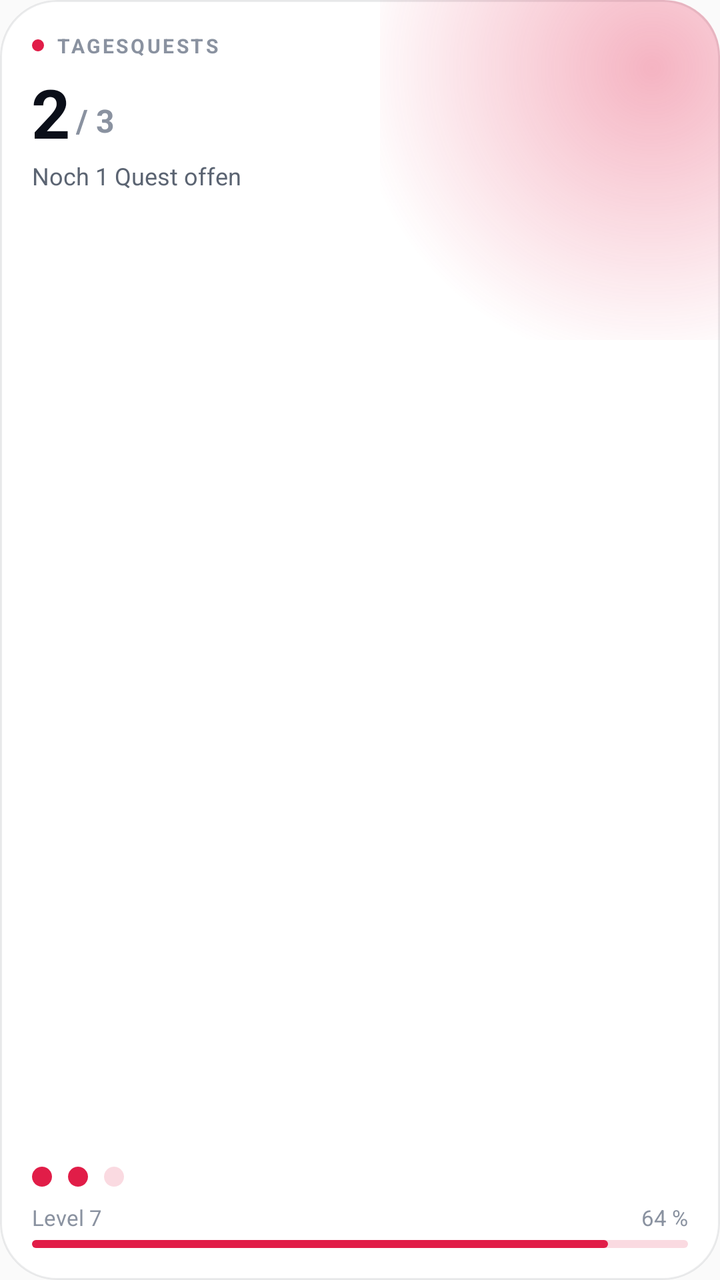
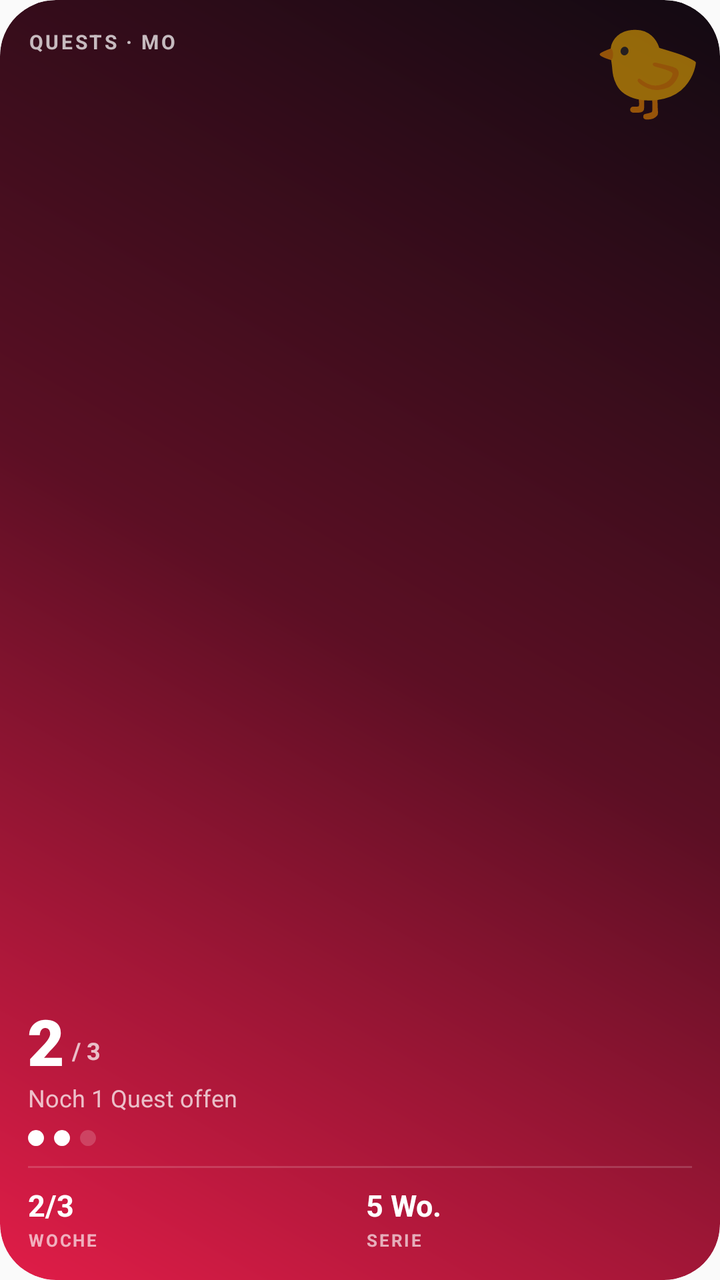

Screens rendered from an Android XML layout before and after an edit, with the pre-edit source and the edit as a unified diff.
<!-- AndroidManifest.xml: application theme AppTheme -->
<!-- res/layout/widget_quests.xml -->
<?xml version="1.0" encoding="utf-8"?>
<FrameLayout xmlns:android="http://schemas.android.com/apk/res/android"
    android:id="@android:id/background"
    style="@style/WidgetFb.Card">

    <ImageView android:id="@+id/glow" style="@style/WidgetFb.Glow" />

    <include
        android:id="@+id/empty"
        layout="@layout/widget_empty"
        android:visibility="gone" />

    <LinearLayout
        android:id="@+id/content"
        style="@style/WidgetFb.Content">

        <LinearLayout
            android:layout_width="match_parent"
            android:layout_height="wrap_content"
            android:gravity="center_vertical"
            android:orientation="horizontal">

            <ImageView android:id="@+id/dot" style="@style/WidgetFb.Dot" />

            <TextView
                android:id="@+id/overline"
                style="@style/WidgetFb.Overline"
                android:text="Tagesquests" />
        </LinearLayout>

        <LinearLayout
            android:layout_width="match_parent"
            android:layout_height="wrap_content"
            android:layout_marginTop="8dp"
            android:gravity="bottom"
            android:orientation="horizontal">

            <TextView
                android:id="@+id/done"
                style="@style/WidgetFb.Number"
                android:text="2"
                android:textSize="34sp" />

            <TextView
                android:id="@+id/total"
                style="@style/WidgetFb.Muted"
                android:layout_marginStart="3dp"
                android:layout_marginBottom="3dp"
                android:text="/ 3"
                android:textSize="16sp"
                android:textStyle="bold" />
        </LinearLayout>

        <TextView
            android:id="@+id/hint"
            style="@style/WidgetFb.Body"
            android:layout_width="match_parent"
            android:layout_marginTop="2dp"
            android:text="Noch 1 Quest offen" />

        <FrameLayout style="@style/WidgetFb.Fill" />

        <ImageView
            android:id="@+id/dots"
            android:layout_width="match_parent"
            android:layout_height="10dp"
            android:importantForAccessibility="no"
            android:scaleType="fitStart"
            android:src="@drawable/widget_dots_preview" />

        <LinearLayout
            android:layout_width="match_parent"
            android:layout_height="wrap_content"
            android:layout_marginTop="8dp"
            android:gravity="center_vertical"
            android:orientation="horizontal">

            <TextView
                android:id="@+id/level"
                style="@style/WidgetFb.Muted"
                android:layout_width="0dp"
                android:layout_weight="1"
                android:text="Level 7" />

            <TextView
                android:id="@+id/level_pct"
                style="@style/WidgetFb.Muted"
                android:fontFeatureSettings="tnum"
                android:text="64 %" />
        </LinearLayout>

        <ImageView
            android:id="@+id/level_bar"
            style="@style/WidgetFb.Bar"
            android:layout_height="4dp"
            android:layout_marginTop="4dp" />
    </LinearLayout>
</FrameLayout>
<!-- res/layout/widget_empty.xml (included above) -->
<?xml version="1.0" encoding="utf-8"?>
<LinearLayout xmlns:android="http://schemas.android.com/apk/res/android"
    android:layout_width="match_parent"
    android:layout_height="match_parent"
    android:gravity="center"
    android:orientation="vertical"
    android:padding="@dimen/widget_pad">

    <TextView
        android:id="@+id/empty_title"
        style="@style/WidgetFb.Title"
        android:gravity="center"
        android:textSize="14sp" />

    <TextView
        android:id="@+id/empty_hint"
        style="@style/WidgetFb.Muted"
        android:layout_width="match_parent"
        android:layout_marginTop="4dp"
        android:gravity="center"
        android:maxLines="2" />
</LinearLayout>
<!-- resources referenced by this layout -->
<resources>
  <dimen name="widget_pad">16dp</dimen>
  <!-- drawable widget_dots_preview (drawable) -->
  <?xml version="1.0" encoding="utf-8"?>
  <vector xmlns:android="http://schemas.android.com/apk/res/android"
      android:width="46dp"
      android:height="10dp"
      android:viewportWidth="46"
      android:viewportHeight="10">
      <path android:fillColor="#E11D48" android:pathData="M5,0a5,5 0 1,0 0.001,0z" />
      <path android:fillColor="#E11D48" android:pathData="M23,0a5,5 0 1,0 0.001,0z" />
      <path android:fillColor="#29E11D48" android:pathData="M41,0a5,5 0 1,0 0.001,0z" />
  </vector>
  <style name="WidgetFb.Bar">
          <item name="android:layout_width">match_parent</item>
          <item name="android:layout_height">6dp</item>
          <item name="android:scaleType">fitXY</item>
          <item name="android:src">@drawable/widget_bar_preview</item>
          <item name="android:importantForAccessibility">no</item>
      </style>
  <style name="WidgetFb.Body">
          <item name="android:layout_width">wrap_content</item>
          <item name="android:layout_height">wrap_content</item>
          <item name="android:textColor">@color/widget_text2</item>
          <item name="android:textSize">12sp</item>
          <item name="android:maxLines">1</item>
          <item name="android:ellipsize">end</item>
      </style>
  <style name="WidgetFb.Card">
          <item name="android:layout_width">match_parent</item>
          <item name="android:layout_height">match_parent</item>
          <item name="android:background">@drawable/widget_card</item>
      </style>
  <style name="WidgetFb.Content">
          <item name="android:layout_width">match_parent</item>
          <item name="android:layout_height">match_parent</item>
          <item name="android:padding">@dimen/widget_pad</item>
          <item name="android:orientation">vertical</item>
      </style>
  <style name="WidgetFb.Dot">
          <item name="android:layout_width">6dp</item>
          <item name="android:layout_height">6dp</item>
          <item name="android:layout_marginEnd">6dp</item>
          <item name="android:src">@drawable/widget_dot</item>
          <item name="android:importantForAccessibility">no</item>
      </style>
  <style name="WidgetFb.Glow">
          <item name="android:layout_width">170dp</item>
          <item name="android:layout_height">170dp</item>
          <item name="android:layout_gravity">top|end</item>
          <item name="android:scaleType">fitXY</item>
          <item name="android:src">@drawable/widget_glow_preview</item>
          <item name="android:importantForAccessibility">no</item>
      </style>
  <style name="WidgetFb.Muted">
          <item name="android:layout_width">wrap_content</item>
          <item name="android:layout_height">wrap_content</item>
          <item name="android:textColor">@color/widget_muted</item>
          <item name="android:textSize">11sp</item>
          <item name="android:maxLines">1</item>
          <item name="android:ellipsize">end</item>
      </style>
  <style name="WidgetFb.Number">
          <item name="android:layout_width">wrap_content</item>
          <item name="android:layout_height">wrap_content</item>
          <item name="android:textColor">@color/widget_text</item>
          <item name="android:textSize">30sp</item>
          <item name="android:textStyle">bold</item>
          <item name="android:fontFamily">sans-serif</item>
          <item name="android:letterSpacing">-0.02</item>
          <item name="android:fontFeatureSettings">tnum</item>
          <item name="android:includeFontPadding">false</item>
          <item name="android:maxLines">1</item>
      </style>
  <style name="WidgetFb.Overline">
          <item name="android:layout_width">wrap_content</item>
          <item name="android:layout_height">wrap_content</item>
          <item name="android:textColor">@color/widget_muted</item>
          <item name="android:textSize">10sp</item>
          <item name="android:textStyle">bold</item>
          <item name="android:letterSpacing">0.12</item>
          <item name="android:textAllCaps">true</item>
          <item name="android:maxLines">1</item>
          <item name="android:ellipsize">end</item>
      </style>
  <style name="WidgetFb.Title">
          <item name="android:layout_width">match_parent</item>
          <item name="android:layout_height">wrap_content</item>
          <item name="android:textColor">@color/widget_text</item>
          <item name="android:textSize">16sp</item>
          <item name="android:textStyle">bold</item>
          <item name="android:ellipsize">end</item>
          <item name="android:maxLines">2</item>
          <item name="android:lineSpacingMultiplier">0.95</item>
      </style>
  <!-- drawable widget_bar_preview (drawable) -->
  <?xml version="1.0" encoding="utf-8"?>
  <layer-list xmlns:android="http://schemas.android.com/apk/res/android">
      <item>
          <shape><corners android:radius="999dp" /><solid android:color="#29E11D48" /></shape>
      </item>
      <item android:right="40dp">
          <shape><corners android:radius="999dp" /><solid android:color="#E11D48" /></shape>
      </item>
  </layer-list>
  <color name="widget_text2">#5B6472</color>
  <!-- drawable widget_card (drawable) -->
  <?xml version="1.0" encoding="utf-8"?>
  <shape xmlns:android="http://schemas.android.com/apk/res/android" android:shape="rectangle">
      <solid android:color="@color/widget_card" />
      <stroke android:width="1dp" android:color="@color/widget_stroke" />
      <corners android:radius="@dimen/widget_radius" />
  </shape>
  <!-- drawable widget_dot (drawable) -->
  <?xml version="1.0" encoding="utf-8"?>
  <shape xmlns:android="http://schemas.android.com/apk/res/android" android:shape="oval">
      <solid android:color="#E11D48" />
  </shape>
  <!-- drawable widget_glow_preview (drawable) -->
  <?xml version="1.0" encoding="utf-8"?>
  <shape xmlns:android="http://schemas.android.com/apk/res/android" android:shape="rectangle">
      <gradient
          android:centerX="0.8"
          android:centerY="0.2"
          android:endColor="#00E11D48"
          android:gradientRadius="150dp"
          android:startColor="#55E11D48"
          android:type="radial" />
  </shape>
  <color name="widget_muted">#8A92A0</color>
  <color name="widget_text">#0B0F19</color>
  <color name="widget_card">#FFFFFF</color>
  <color name="widget_stroke">#140B0F19</color>
  <!-- unchanged entries left out for length: 3 -->
</resources>

<!-- the commit's change to res/layout/widget_quests.xml (unified diff, before → after) -->
@@ -1,121 +1,188 @@
 <?xml version="1.0" encoding="utf-8"?>
 <FrameLayout xmlns:android="http://schemas.android.com/apk/res/android"
     android:id="@android:id/background"
-    style="@style/WidgetFb.Card">
+    style="@style/WidgetFb.Hero">
 
-    <ImageView android:id="@+id/glow" style="@style/WidgetFb.Glow" />
+    <ImageView android:id="@+id/art" style="@style/WidgetFb.Art" />
 
     <include
         android:id="@+id/empty"
-        layout="@layout/widget_empty"
+        layout="@layout/widget_empty_hero"
         android:visibility="gone" />
 
     <LinearLayout
         android:id="@+id/content"
-        style="@style/WidgetFb.Content">
+        style="@style/WidgetFb.HeroContent">
+
+        <TextView
+            android:id="@+id/overline"
+            style="@style/WidgetFb.HeroOverline"
+            android:layout_marginEnd="54dp"
+            android:text="Quests · Mo" />
+
+        <FrameLayout style="@style/WidgetFb.Fill" />
 
         <LinearLayout
-            android:layout_width="match_parent"
+            android:layout_width="wrap_content"
             android:layout_height="wrap_content"
-            android:gravity="center_vertical"
-            android:orientation="horizontal">
-
-            <ImageView android:id="@+id/dot" style="@style/WidgetFb.Dot" />
-
-            <TextView
-                android:id="@+id/overline"
-                style="@style/WidgetFb.Overline"
-                android:text="Tagesquests" />
-        </LinearLayout>
-
-        <LinearLayout
-            android:layout_width="match_parent"
-            android:layout_height="wrap_content"
-            android:layout_marginTop="8dp"
             android:gravity="bottom"
             android:orientation="horizontal">
 
             <TextView
                 android:id="@+id/done"
-                style="@style/WidgetFb.Number"
-                android:text="2"
-                android:textSize="34sp" />
+                style="@style/WidgetFb.HeroNumber"
+                android:text="2" />
 
             <TextView
                 android:id="@+id/total"
-                style="@style/WidgetFb.Muted"
-                android:layout_marginStart="3dp"
+                style="@style/WidgetFb.HeroBody"
+                android:layout_marginStart="4dp"
                 android:layout_marginBottom="3dp"
                 android:text="/ 3"
-                android:textSize="16sp"
                 android:textStyle="bold" />
         </LinearLayout>
 
         <TextView
             android:id="@+id/hint"
-            style="@style/WidgetFb.Body"
+            style="@style/WidgetFb.HeroBody"
             android:layout_width="match_parent"
-            android:layout_marginTop="2dp"
             android:text="Noch 1 Quest offen" />
-
-        <FrameLayout style="@style/WidgetFb.Fill" />
 
         <ImageView
             android:id="@+id/dots"
             android:layout_width="match_parent"
-            android:layout_height="10dp"
+            android:layout_height="8dp"
+            android:layout_marginTop="8dp"
             android:importantForAccessibility="no"
             android:scaleType="fitStart"
-            android:src="@drawable/widget_dots_preview" />
+            android:src="@drawable/widget_hero_dots_preview" />
 
-        <LinearLayout
-            android:layout_width="match_parent"
-            android:layout_height="wrap_content"
-            android:layout_marginTop="8dp"
-            android:gravity="center_vertical"
-            android:orientation="horizontal">
+        <include layout="@layout/widget_hero_stats" />
+    </LinearLayout>
 
-            <TextView
-                android:id="@+id/level"
-                style="@style/WidgetFb.Muted"
-                android:layout_width="0dp"
-                android:layout_weight="1"
-                android:text="Level 7" />
+    <include
+        layout="@layout/widget_hero_buddy"
+        android:layout_width="64dp"
+        android:layout_height="64dp"
+        android:layout_gravity="top|end"
+        android:layout_marginTop="4dp"
+        android:layout_marginEnd="4dp" />
 
-            <TextView
-                android:id="@+id/level_pct"
-                style="@style/WidgetFb.Muted"
-                android:fontFeatureSettings="tnum"
-                android:text="64 %" />
-        </LinearLayout>
-
-        <ImageView
-            android:id="@+id/level_bar"
-            style="@style/WidgetFb.Bar"
-            android:layout_height="4dp"
-            android:layout_marginTop="4dp" />
-    </LinearLayout>
+    <ImageView android:id="@+id/seal" style="@style/WidgetFb.Seal" />
 </FrameLayout>
-<!-- res/layout/widget_empty.xml (included above) -->
+<!-- res/layout/widget_empty_hero.xml (included above) -->
 <?xml version="1.0" encoding="utf-8"?>
 <LinearLayout xmlns:android="http://schemas.android.com/apk/res/android"
     android:layout_width="match_parent"
     android:layout_height="match_parent"
-    android:gravity="center"
+    android:gravity="bottom|start"
     android:orientation="vertical"
-    android:padding="@dimen/widget_pad">
+    android:padding="14dp">
 
     <TextView
         android:id="@+id/empty_title"
-        style="@style/WidgetFb.Title"
-        android:gravity="center"
-        android:textSize="14sp" />
+        style="@style/WidgetFb.HeroTitle"
+        android:textSize="16sp" />
 
     <TextView
         android:id="@+id/empty_hint"
-        style="@style/WidgetFb.Muted"
+        style="@style/WidgetFb.HeroBody"
         android:layout_width="match_parent"
         android:layout_marginTop="4dp"
-        android:gravity="center"
         android:maxLines="2" />
 </LinearLayout>
+<!-- res/layout/widget_hero_stats.xml (included above) -->
+<?xml version="1.0" encoding="utf-8"?>
+<LinearLayout xmlns:android="http://schemas.android.com/apk/res/android"
+    android:layout_width="match_parent"
+    android:layout_height="wrap_content"
+    android:layout_marginTop="10dp"
+    android:orientation="vertical">
+
+    <FrameLayout
+        android:id="@+id/divider"
+        android:layout_width="match_parent"
+        android:layout_height="1dp"
+        android:background="@drawable/widget_hero_line" />
+
+    <LinearLayout
+        android:id="@+id/stats"
+        android:layout_width="match_parent"
+        android:layout_height="wrap_content"
+        android:layout_marginTop="8dp"
+        android:orientation="horizontal">
+
+        <LinearLayout
+            android:id="@+id/stat1"
+            android:layout_width="0dp"
+            android:layout_height="wrap_content"
+            android:layout_weight="1"
+            android:orientation="vertical">
+
+            <TextView android:id="@+id/stat1_value" style="@style/WidgetFb.HeroStatValue" android:text="2/3" />
+            <TextView android:id="@+id/stat1_label" style="@style/WidgetFb.HeroStatLabel" android:text="Woche" />
+        </LinearLayout>
+
+        <LinearLayout
+            android:id="@+id/stat2"
+            android:layout_width="0dp"
+            android:layout_height="wrap_content"
+            android:layout_marginStart="6dp"
+            android:layout_weight="1"
+            android:orientation="vertical">
+
+            <TextView android:id="@+id/stat2_value" style="@style/WidgetFb.HeroStatValue" android:text="5 Wo." />
+            <TextView android:id="@+id/stat2_label" style="@style/WidgetFb.HeroStatLabel" android:text="Serie" />
+        </LinearLayout>
+
+        <LinearLayout
+            android:id="@+id/stat3"
+            android:layout_width="0dp"
+            android:layout_height="wrap_content"
+            android:layout_marginStart="6dp"
+            android:layout_weight="1"
+            android:orientation="vertical"
+            android:visibility="gone">
+
+            <TextView android:id="@+id/stat3_value" style="@style/WidgetFb.HeroStatValue" />
+            <TextView android:id="@+id/stat3_label" style="@style/WidgetFb.HeroStatLabel" />
+        </LinearLayout>
+
+        
+        <FrameLayout
+            android:id="@+id/seal_space"
+            android:layout_width="48dp"
+            android:layout_height="1dp"
+            android:visibility="gone" />
+    </LinearLayout>
+</LinearLayout>
+<!-- res/layout/widget_hero_buddy.xml (included above) -->
+<?xml version="1.0" encoding="utf-8"?>
+<FrameLayout xmlns:android="http://schemas.android.com/apk/res/android"
+    android:id="@+id/buddy_box"
+    android:layout_width="64dp"
+    android:layout_height="64dp"
+    android:layout_gravity="top|end"
+    android:layout_marginTop="4dp"
+    android:layout_marginEnd="4dp">
+
+    <ImageView
+        android:id="@+id/buddy"
+        android:layout_width="match_parent"
+        android:layout_height="match_parent"
+        android:contentDescription="Buddy"
+        android:scaleType="fitCenter"
+        android:visibility="gone" />
+
+    <TextView
+        android:id="@+id/buddy_emoji"
+        android:layout_width="match_parent"
+        android:layout_height="match_parent"
+        android:autoSizeMaxTextSize="80sp"
+        android:autoSizeMinTextSize="20sp"
+        android:autoSizeTextType="uniform"
+        android:gravity="center"
+        android:includeFontPadding="false"
+        android:padding="6dp"
+        android:text="🐤" />
+</FrameLayout>
<!-- resource entries referenced after the edit -->
@@ -1,82 +1,61 @@
 <!-- resources referenced by this layout -->
 <resources>
-  <dimen name="widget_pad">16dp</dimen>
-  <!-- drawable widget_dots_preview (drawable) -->
+  <!-- drawable widget_hero_dots_preview (drawable) -->
   <?xml version="1.0" encoding="utf-8"?>
   <vector xmlns:android="http://schemas.android.com/apk/res/android"
-      android:width="46dp"
-      android:height="10dp"
-      android:viewportWidth="46"
-      android:viewportHeight="10">
-      <path android:fillColor="#E11D48" android:pathData="M5,0a5,5 0 1,0 0.001,0z" />
-      <path android:fillColor="#E11D48" android:pathData="M23,0a5,5 0 1,0 0.001,0z" />
-      <path android:fillColor="#29E11D48" android:pathData="M41,0a5,5 0 1,0 0.001,0z" />
+      android:width="34dp"
+      android:height="8dp"
+      android:viewportWidth="34"
+      android:viewportHeight="8">
+      <path android:fillColor="#FFFFFF" android:pathData="M4,0a4,4 0 1,0 0.001,0z" />
+      <path android:fillColor="#FFFFFF" android:pathData="M17,0a4,4 0 1,0 0.001,0z" />
+      <path android:fillColor="#2EFFFFFF" android:pathData="M30,0a4,4 0 1,0 0.001,0z" />
   </vector>
-  <style name="WidgetFb.Bar">
+  <!-- drawable widget_hero_line (drawable) -->
+  <?xml version="1.0" encoding="utf-8"?>
+  <shape xmlns:android="http://schemas.android.com/apk/res/android" android:shape="rectangle">
+      <solid android:color="@color/hero_line" />
+  </shape>
+  <style name="WidgetFb.Art">
           <item name="android:layout_width">match_parent</item>
-          <item name="android:layout_height">6dp</item>
-          <item name="android:scaleType">fitXY</item>
-          <item name="android:src">@drawable/widget_bar_preview</item>
+          <item name="android:layout_height">match_parent</item>
+          <item name="android:scaleType">centerCrop</item>
           <item name="android:importantForAccessibility">no</item>
       </style>
-  <style name="WidgetFb.Body">
+  <style name="WidgetFb.Hero">
+          <item name="android:layout_width">match_parent</item>
+          <item name="android:layout_height">match_parent</item>
+          <item name="android:background">@drawable/widget_hero</item>
+      </style>
+  <style name="WidgetFb.HeroBody">
           <item name="android:layout_width">wrap_content</item>
           <item name="android:layout_height">wrap_content</item>
-          <item name="android:textColor">@color/widget_text2</item>
+          <item name="android:textColor">@color/hero_text2</item>
           <item name="android:textSize">12sp</item>
           <item name="android:maxLines">1</item>
           <item name="android:ellipsize">end</item>
       </style>
-  <style name="WidgetFb.Card">
+  <style name="WidgetFb.HeroContent">
           <item name="android:layout_width">match_parent</item>
           <item name="android:layout_height">match_parent</item>
-          <item name="android:background">@drawable/widget_card</item>
-      </style>
-  <style name="WidgetFb.Content">
-          <item name="android:layout_width">match_parent</item>
-          <item name="android:layout_height">match_parent</item>
-          <item name="android:padding">@dimen/widget_pad</item>
+          <item name="android:padding">14dp</item>
           <item name="android:orientation">vertical</item>
       </style>
-  <style name="WidgetFb.Dot">
-          <item name="android:layout_width">6dp</item>
-          <item name="android:layout_height">6dp</item>
-          <item name="android:layout_marginEnd">6dp</item>
-          <item name="android:src">@drawable/widget_dot</item>
-          <item name="android:importantForAccessibility">no</item>
-      </style>
-  <style name="WidgetFb.Glow">
-          <item name="android:layout_width">170dp</item>
-          <item name="android:layout_height">170dp</item>
-          <item name="android:layout_gravity">top|end</item>
-          <item name="android:scaleType">fitXY</item>
-          <item name="android:src">@drawable/widget_glow_preview</item>
-          <item name="android:importantForAccessibility">no</item>
-      </style>
-  <style name="WidgetFb.Muted">
+  <style name="WidgetFb.HeroNumber">
           <item name="android:layout_width">wrap_content</item>
           <item name="android:layout_height">wrap_content</item>
-          <item name="android:textColor">@color/widget_muted</item>
-          <item name="android:textSize">11sp</item>
-          <item name="android:maxLines">1</item>
-          <item name="android:ellipsize">end</item>
-      </style>
-  <style name="WidgetFb.Number">
-          <item name="android:layout_width">wrap_content</item>
-          <item name="android:layout_height">wrap_content</item>
-          <item name="android:textColor">@color/widget_text</item>
-          <item name="android:textSize">30sp</item>
-          <item name="android:textStyle">bold</item>
-          <item name="android:fontFamily">sans-serif</item>
-          <item name="android:letterSpacing">-0.02</item>
+          <item name="android:textColor">@color/hero_text</item>
+          <item name="android:textSize">32sp</item>
+          <item name="android:fontFamily">sans-serif-black</item>
+          <item name="android:letterSpacing">-0.03</item>
           <item name="android:fontFeatureSettings">tnum</item>
           <item name="android:includeFontPadding">false</item>
           <item name="android:maxLines">1</item>
       </style>
-  <style name="WidgetFb.Overline">
+  <style name="WidgetFb.HeroOverline">
           <item name="android:layout_width">wrap_content</item>
           <item name="android:layout_height">wrap_content</item>
-          <item name="android:textColor">@color/widget_muted</item>
+          <item name="android:textColor">@color/hero_text2</item>
           <item name="android:textSize">10sp</item>
           <item name="android:textStyle">bold</item>
           <item name="android:letterSpacing">0.12</item>
@@ -84,54 +63,68 @@
           <item name="android:maxLines">1</item>
           <item name="android:ellipsize">end</item>
       </style>
-  <style name="WidgetFb.Title">
+  <style name="WidgetFb.HeroStatLabel">
+          <item name="android:layout_width">wrap_content</item>
+          <item name="android:layout_height">wrap_content</item>
+          <item name="android:layout_marginTop">2dp</item>
+          <item name="android:textColor">@color/hero_muted</item>
+          <item name="android:textSize">8.5sp</item>
+          <item name="android:textStyle">bold</item>
+          <item name="android:letterSpacing">0.1</item>
+          <item name="android:textAllCaps">true</item>
+          <item name="android:maxLines">1</item>
+          <item name="android:ellipsize">end</item>
+      </style>
+  <style name="WidgetFb.HeroStatValue">
+          <item name="android:layout_width">match_parent</item>
+          <item name="android:layout_height">20dp</item>
+          <item name="android:textColor">@color/hero_text</item>
+          <item name="android:textSize">15sp</item>
+          <item name="android:textStyle">bold</item>
+          <item name="android:fontFeatureSettings">tnum</item>
+          <item name="android:includeFontPadding">false</item>
+          <item name="android:gravity">bottom|start</item>
+          <item name="android:maxLines">1</item>
+          <item name="android:autoSizeTextType">uniform</item>
+          <item name="android:autoSizeMinTextSize">10sp</item>
+          <item name="android:autoSizeMaxTextSize">15sp</item>
+      </style>
+  <style name="WidgetFb.HeroTitle">
           <item name="android:layout_width">match_parent</item>
           <item name="android:layout_height">wrap_content</item>
-          <item name="android:textColor">@color/widget_text</item>
-          <item name="android:textSize">16sp</item>
-          <item name="android:textStyle">bold</item>
+          <item name="android:textColor">@color/hero_text</item>
+          <item name="android:textSize">18sp</item>
+          <item name="android:fontFamily">sans-serif-black</item>
+          <item name="android:letterSpacing">-0.01</item>
           <item name="android:ellipsize">end</item>
           <item name="android:maxLines">2</item>
-          <item name="android:lineSpacingMultiplier">0.95</item>
+          <item name="android:lineSpacingMultiplier">0.92</item>
       </style>
-  <!-- drawable widget_bar_preview (drawable) -->
-  <?xml version="1.0" encoding="utf-8"?>
-  <layer-list xmlns:android="http://schemas.android.com/apk/res/android">
-      <item>
-          <shape><corners android:radius="999dp" /><solid android:color="#29E11D48" /></shape>
-      </item>
-      <item android:right="40dp">
-          <shape><corners android:radius="999dp" /><solid android:color="#E11D48" /></shape>
-      </item>
-  </layer-list>
-  <color name="widget_text2">#5B6472</color>
-  <!-- drawable widget_card (drawable) -->
-  <?xml version="1.0" encoding="utf-8"?>
-  <shape xmlns:android="http://schemas.android.com/apk/res/android" android:shape="rectangle">
-      <solid android:color="@color/widget_card" />
-      <stroke android:width="1dp" android:color="@color/widget_stroke" />
-      <corners android:radius="@dimen/widget_radius" />
-  </shape>
-  <!-- drawable widget_dot (drawable) -->
-  <?xml version="1.0" encoding="utf-8"?>
-  <shape xmlns:android="http://schemas.android.com/apk/res/android" android:shape="oval">
-      <solid android:color="#E11D48" />
-  </shape>
-  <!-- drawable widget_glow_preview (drawable) -->
+  <style name="WidgetFb.Seal">
+          <item name="android:layout_width">54dp</item>
+          <item name="android:layout_height">54dp</item>
+          <item name="android:layout_gravity">bottom|end</item>
+          <item name="android:layout_marginEnd">6dp</item>
+          <item name="android:layout_marginBottom">6dp</item>
+          <item name="android:scaleType">fitCenter</item>
+          <item name="android:visibility">gone</item>
+          <item name="android:importantForAccessibility">no</item>
+      </style>
+  <color name="hero_line">#29FFFFFF</color>
+  <!-- drawable widget_hero (drawable) -->
   <?xml version="1.0" encoding="utf-8"?>
   <shape xmlns:android="http://schemas.android.com/apk/res/android" android:shape="rectangle">
       <gradient
-          android:centerX="0.8"
-          android:centerY="0.2"
-          android:endColor="#00E11D48"
-          android:gradientRadius="150dp"
-          android:startColor="#55E11D48"
-          android:type="radial" />
+          android:angle="45"
+          android:centerColor="#5C0F24"
+          android:endColor="#120A12"
+          android:startColor="#E11D48"
+          android:type="linear" />
+      <corners android:radius="@dimen/widget_radius" />
   </shape>
-  <color name="widget_muted">#8A92A0</color>
-  <color name="widget_text">#0B0F19</color>
-  <color name="widget_card">#FFFFFF</color>
-  <color name="widget_stroke">#140B0F19</color>
+  <color name="hero_text2">#B8FFFFFF</color>
+  <color name="hero_text">#FFFFFF</color>
+  <color name="hero_muted">#A6FFFFFF</color>
   <!-- unchanged entries left out for length: 3 -->
 </resources>
 
